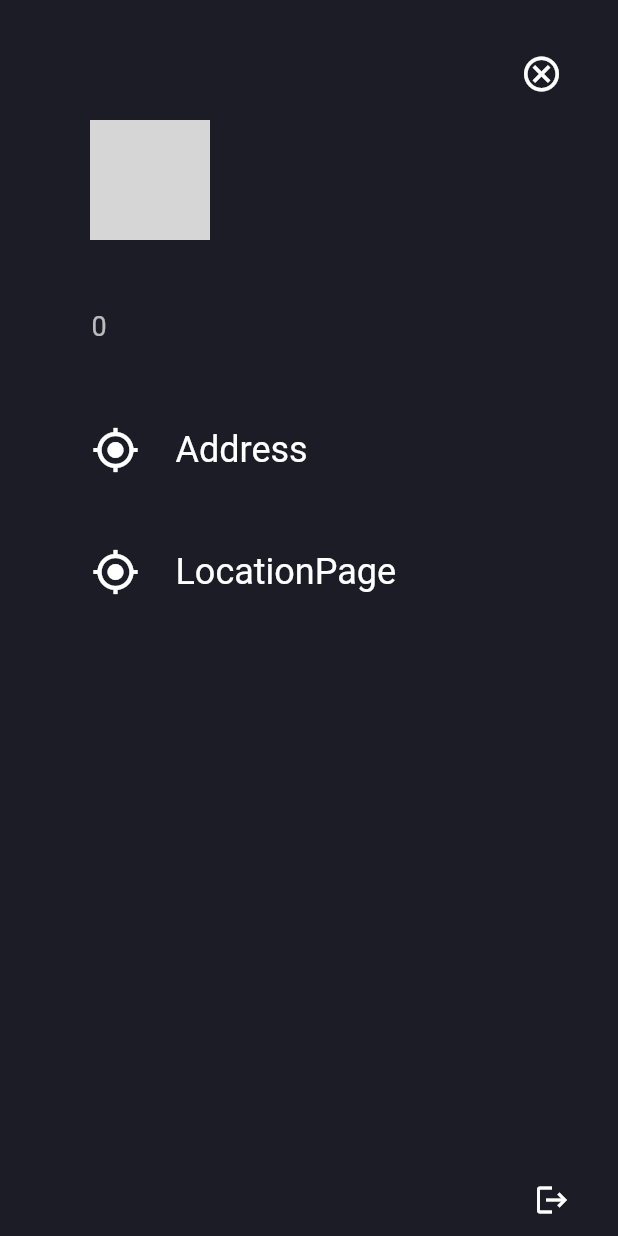
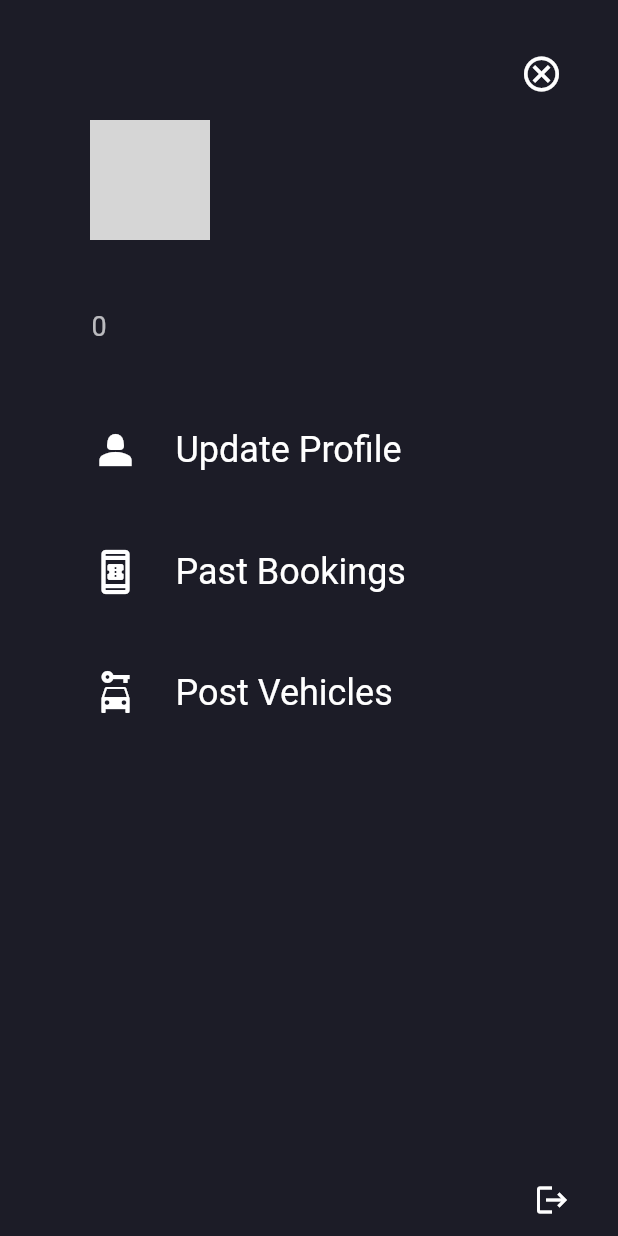
Before and after one commit to edr3x/vehicle_rental_application, a Flutter app: the ProfilePage screen opened by its route, on a phone screen of 412 x 824 dp. Run offline on Flutter 3.47's test engine with Material 2 defaults, Android fonts, the phone set to English and light mode, and no system bars; our stand-ins replace equatable, flutter_bloc, geocoding, geolocator, shared_preferences; accounts and stored records are empty; network calls fail; grey boxes are pictures that could not be loaded.

```diff
--- a/lib/views/pages/profile/profile_page.dart
+++ b/lib/views/pages/profile/profile_page.dart
@@ -76,16 +76,20 @@ class _ProfilePageState extends State<ProfilePage> {
               Expanded(
                 child: ListView(
                   children: [
-                    const ProfileMenuItems(
-                      title: "Address",
-                      icon: Icons.my_location,
-                    ),
                     ProfileMenuItems(
-                      title: "LocationPage",
-                      icon: Icons.my_location,
+                      title: "Update Profile",
+                      icon: Icons.person_2,
                       onPress: () {
                         Navigator.pushNamed(context, LocationPage.routeName);
                       },
+                    ),
+                    const ProfileMenuItems(
+                      title: "Past Bookings",
+                      icon: Icons.book_online_outlined,
+                    ),
+                    const ProfileMenuItems(
+                      title: "Post Vehicles",
+                      icon: Icons.car_rental,
                     ),
                   ],
                 ),
```
Also changed, not shown: lib/views/pages/home/widgets/show_available_vehicle.dart (+15 -13 lines).
